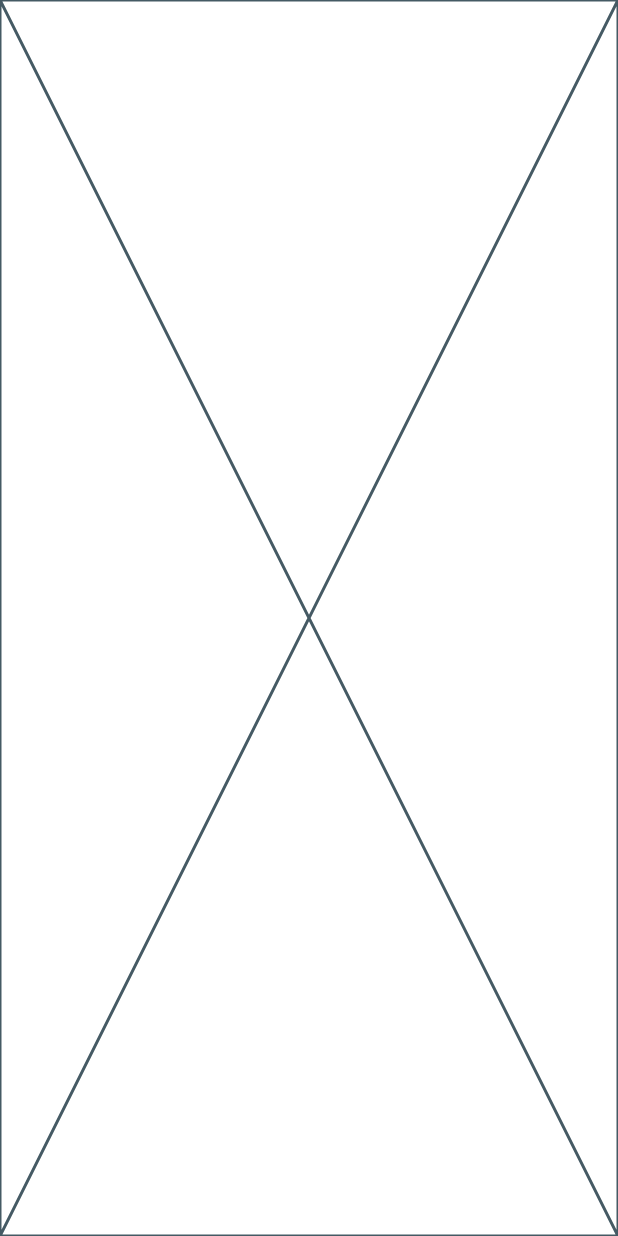
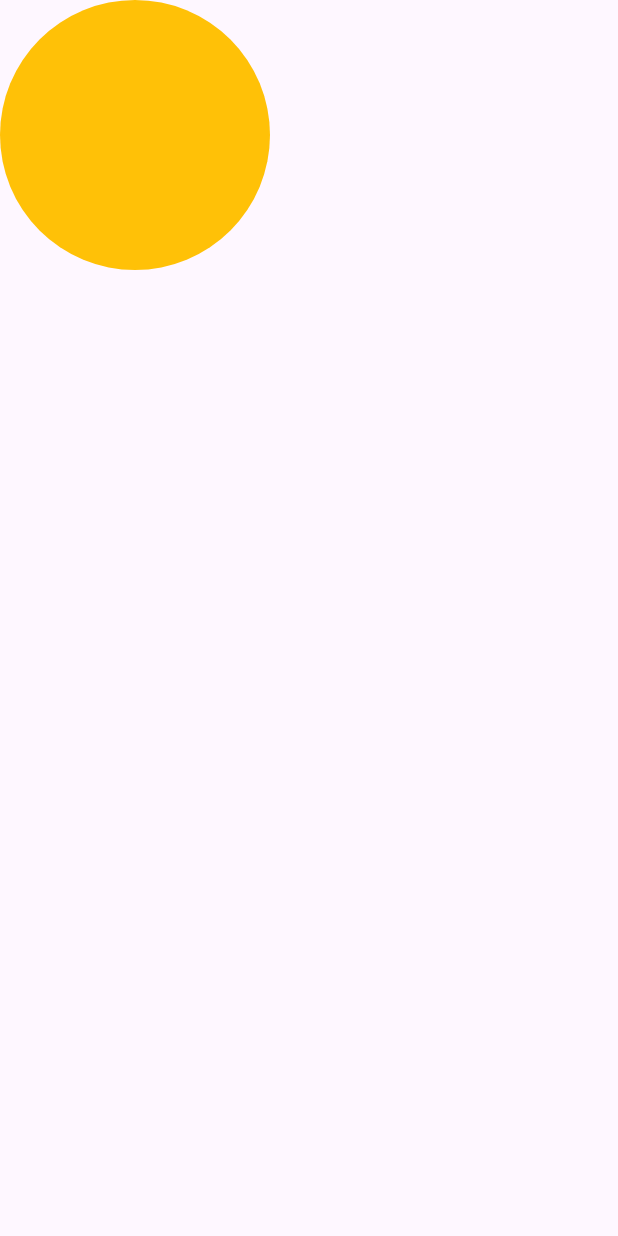
Before and after one commit to Mansyahariii/KB1179-1123150127-uts, a Flutter app: the screen it shows after launch, on a phone screen of 412 x 824 dp. Run offline on Flutter 3.47's test engine with Material 3 defaults, Android fonts, the phone set to English and light mode, and no system bars.

Commit message:
membuat objek lingkaran pada SplashScreen1

```diff
--- a/lib/screen/SplashScreen1.dart
+++ b/lib/screen/SplashScreen1.dart
@@ -5,6 +5,12 @@ class Splashscreen1 extends StatelessWidget {
 
   @override
   Widget build(BuildContext context) {
-    return const Placeholder();
+    return Scaffold(
+      body: Container(
+        width: 180,
+        height: 180,
+        decoration: BoxDecoration(shape: BoxShape.circle, color: Colors.amber),
+      ),
+    );
   }
 }
```
